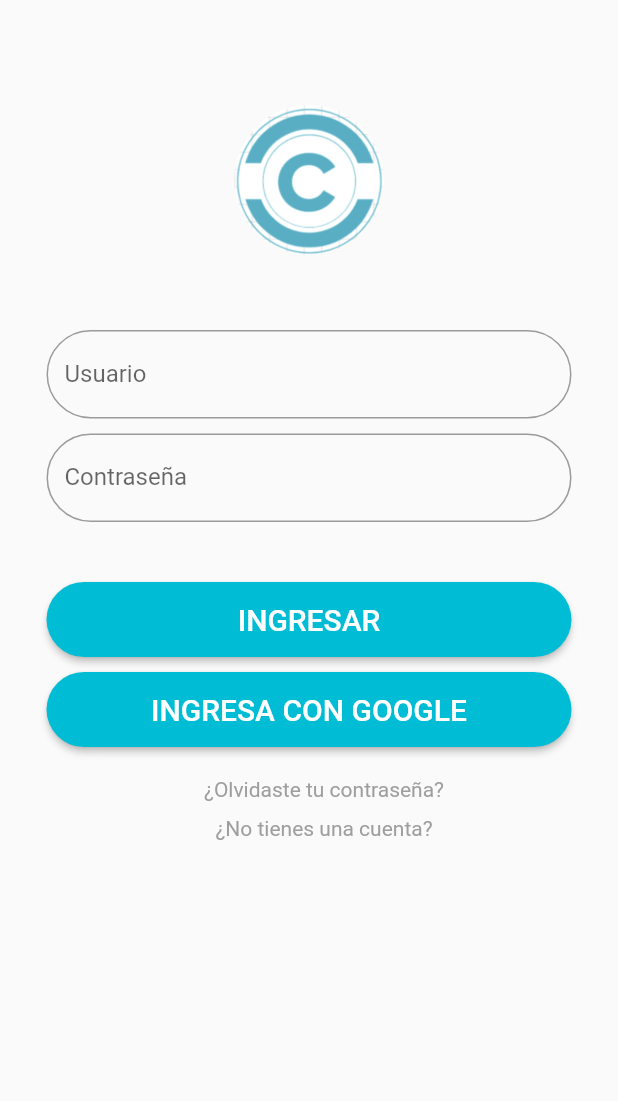
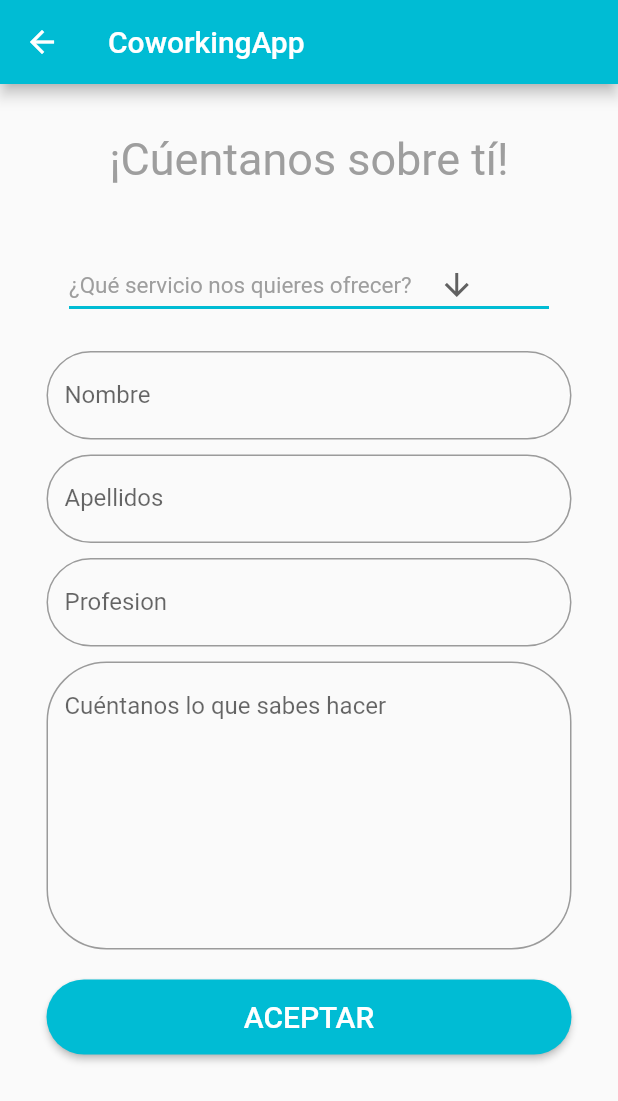
Before and after one commit to hmgarci/coworkingapp, a Flutter app: the screen it shows after launch, after a tap on "INGRESAR", on a phone screen of 412 x 824 dp. Shown: the top 1101 px of the screen. Run offline on Flutter 3.47's test engine with Material 2 defaults, Android fonts, the phone set to English and light mode, and no system bars.

Commit message:
Agrego la pantalla de perfilacion al servicio

```diff
--- a/lib/autenticacion/login_fields.dart
+++ b/lib/authentication/login_fields.dart
@@ -23,15 +23,18 @@ class LoginField extends StatelessWidget{
                 ),
               ),
               Container(
-                margin: EdgeInsets.only(
-                  top: 10
-                ),
-                child: Text(
-                    "¿No tienes una cuenta?",
-                  style: TextStyle(
+
+                child: FlatButton(
+                  onPressed: () {
+                    //Navigator.pushNamed(context, "/registry");
+                    Navigator.pushNamed(context, "/registry");
+                  },
+                  child: Text(
+                      "¿No tienes una cuenta?",
+                    style: TextStyle(
                       color: Colors.grey
+                    ),
                   ),
-
                 ),
               )
             ],
@@ -49,6 +52,10 @@ class LoginField extends StatelessWidget{
               top:40
           ),
           child: RaisedButton(
+            onPressed: () {
+              //Navigator.pushNamed(context, "/registry");
+              Navigator.pushNamed(context, "/service-enroll");
+            },
             child: Container(
               child: Text(
                 "INGRESAR",
@@ -56,13 +63,13 @@ class LoginField extends StatelessWidget{
                   fontSize: 20,
                   color: Colors.white
                 ),
+
               ),
             ),
             color: Colors.cyan,
             shape: RoundedRectangleBorder(
               borderRadius: BorderRadius.circular(40),
             ),
-            onPressed: () {},
           ),
         ),
         Container(
--- a/lib/main.dart
+++ b/lib/main.dart
@@ -1,5 +1,7 @@
 import 'package:flutter/material.dart';
-import 'package:coworking_app/autenticacion/Login.dart';
+import 'package:coworking_app/authentication/Login.dart';
+import 'package:coworking_app/registry/registry_app.dart';
+import 'service_enroll/service_enroll.dart';
 
 void main() {
   runApp(MyApp());
@@ -15,11 +17,25 @@ class MyApp extends StatelessWidget {
         primarySwatch: Colors.blue,
         visualDensity: VisualDensity.adaptivePlatformDensity,
       ),
+      routes: <String, WidgetBuilder>{
+        "/main":(BuildContext context)=>MyApp(),
+        "/registry":(BuildContext context)=>RegistryApp(),
+        "/service-enroll":(BuildContext context)=>ServiceEnroll()
+      },
     home: Scaffold(
+      appBar: AppBar(
+        backgroundColor: Colors.cyan,
+        title: Text(
+          "CoworkingApp"
+        ),
+      ),
       body: SingleChildScrollView(
         child: Column(
           children: <Widget>[
             Login()
+            //ServiceEnroll()
+            //RegistryApp()
+
           ],
         ),
       )
--- /dev/null
+++ b/lib/service_enroll/service_enroll.dart
@@ -0,0 +1,30 @@
+import 'package:flutter/material.dart';
+import 'service_enroll_header.dart';
+import 'service_enroll_fields.dart';
+
+class ServiceEnroll extends StatelessWidget{
+  @override
+  Widget build(BuildContext context) {
+    return Scaffold(
+      appBar: AppBar(
+        backgroundColor: Colors.cyan,
+        title: Text(
+            "CoworkingApp"
+        ),
+      ),
+      body: SingleChildScrollView(
+        child: Column(
+          children: <Widget>[
+           ServiceEnrollHeader(),
+            ServiceEnrollFields()
+          ],
+        ),
+
+      ),
+
+
+
+    );
+  }
+
+}
--- /dev/null
+++ b/lib/service_enroll/service_enroll_fields.dart
@@ -0,0 +1,148 @@
+import 'package:flutter/material.dart';
+
+class ServiceEnrollFields extends StatelessWidget{
+  @override
+  Widget build(BuildContext context) {
+    String dropdownValue = '¿Qué servicio nos quieres ofrecer?';
+    final serviceList=Container(
+      margin: EdgeInsets.only(
+          top: 10
+      ),
+      width: 320,
+      child: DropdownButton<String>(
+        value: dropdownValue,
+        icon: Container(
+          width: 60,
+          child: Icon(Icons.arrow_downward),
+        ),
+        iconSize: 24,
+        elevation: 16,
+        style: TextStyle(color: Colors.grey,fontSize: 15),
+        underline: Container(
+          height: 2,
+          color: Colors.cyan,
+        ),
+        onChanged: (String newValue) {
+
+        },
+        items: <String>['¿Qué servicio nos quieres ofrecer?', 'Desarrollo', 'Diseño', 'Arquitectura', 'Fontaneria']
+            .map<DropdownMenuItem<String>>((String value) {
+          return DropdownMenuItem<String>(
+            value: value,
+            child: Text(value),
+          );
+        }).toList(),
+      ),
+    );
+    final textFields=Column(
+      children: <Widget>[
+        Container(
+          margin: EdgeInsets.only(
+              top: 20
+          ),
+          width: 350,
+          child: TextField(
+            cursorColor: Colors.cyan,
+            decoration: InputDecoration(
+              border: OutlineInputBorder(
+                  borderRadius: BorderRadius.all(
+                      Radius.circular(40)
+                  )
+              ),
+              labelText: 'Nombre',
+            ),
+          ),
+        ),
+        Container(
+          margin: EdgeInsets.only(
+              top: 10
+          ),
+          width: 350,
+          child: TextField(
+            cursorColor: Colors.cyan,
+            decoration: InputDecoration(
+              border: OutlineInputBorder(
+                  borderRadius: BorderRadius.all(
+                      Radius.circular(40)
+                  )
+              ),
+              labelText: 'Apellidos',
+            ),
+          ),
+        ),
+        Container(
+          margin: EdgeInsets.only(
+              top: 10
+          ),
+          width: 350,
+          child: TextField(
+            cursorColor: Colors.cyan,
+            decoration: InputDecoration(
+              border: OutlineInputBorder(
+                  borderRadius: BorderRadius.all(
+                      Radius.circular(40)
+                  )
+              ),
+              labelText: 'Profesion',
+            ),
+          ),
+        ),
+        Container(
+          margin: EdgeInsets.only(
+              top: 10
+          ),
+          width: 350,
+          child: TextField(
+            maxLines: 8,
+            cursorColor: Colors.cyan,
+            decoration: InputDecoration(
+              border: OutlineInputBorder(
+                  borderRadius: BorderRadius.all(
+                      Radius.circular(40)
+                  )
+              ),
+              //labelText: 'Cuéntanos lo que sabes hacer',
+              hintText: 'Cuéntanos lo que sabes hacer',
+
+            ),
+          ),
+        ),
+        Container(
+          width: 350,
+          height: 50,
+          margin: EdgeInsets.only(
+              top:20
+          ),
+          child: RaisedButton(
+            child: Container(
+              child: Text(
+                "ACEPTAR",
+                style: TextStyle(
+                    fontSize: 20,
+                    color: Colors.white
+                ),
+              ),
+            ),
+            color: Colors.cyan,
+            shape: RoundedRectangleBorder(
+              borderRadius: BorderRadius.circular(40),
+            ),
+            onPressed: () {},
+          ),
+        )
+      ],
+    );
+
+
+    return Column(
+      children: <Widget>[
+        serviceList,
+        textFields
+      ],
+
+    );
+
+
+  }
+
+}
--- /dev/null
+++ b/lib/service_enroll/service_enroll_header.dart
@@ -0,0 +1,22 @@
+import 'package:flutter/material.dart';
+
+class ServiceEnrollHeader extends StatelessWidget{
+  @override
+  Widget build(BuildContext context) {
+    return Container(
+      child: Text(
+        "¡Cúentanos sobre tí!",
+        style: TextStyle(
+            fontSize: 30,
+            color: Colors.grey
+        ),
+      ),
+      height: 100,
+      alignment: Alignment.center,
+      margin: EdgeInsets.only(
+        top: 0,
+      ),
+    );
+  }
+
+}
```
Also changed, not shown: lib/registry/registry_app.dart (added, +33 -0 lines), lib/registry/registry_fields.dart (added, +118 -0 lines), lib/registry/regitry_header.dart (added, +23 -0 lines), lib/authentication/login.dart (renamed from lib/autenticacion/login.dart), lib/authentication/login_header.dart (renamed from lib/autenticacion/login_header.dart).
